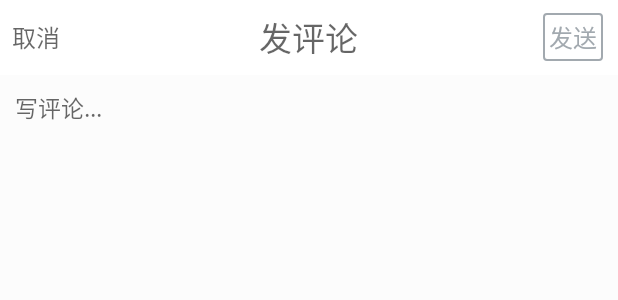
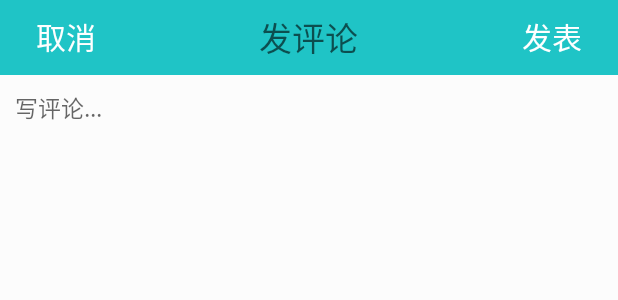
Before and after one commit to Vacity/campusWall, an Android app: the layout activity_comment_detail.xml on its own in the app's theme, with its tools: preview values and no code run, on a phone screen of 412 x 824 dp. Shown: the top 300 px of the screen. Run offline under Robolectric (Android 15) with nearby library versions, the phone set to English and light mode, and no system bars.

Commit message:
评论..

```diff
--- a/app/src/main/res/layout/activity_comment_detail.xml
+++ b/app/src/main/res/layout/activity_comment_detail.xml
@@ -2,24 +2,25 @@
 <LinearLayout xmlns:android="http://schemas.android.com/apk/res/android"
     android:layout_width="match_parent"
     android:layout_height="match_parent"
-    android:background="#fff"
     android:orientation="vertical">
 
     <RelativeLayout
+        android:background="#1fc4c6"
         android:layout_width="match_parent"
         android:layout_height="50dp"
         android:weightSum="1">
 
-        <TextView
+
+        <Button
+            android:background="@android:color/transparent"
+            android:id="@+id/tv_cancel"
+            android:layout_height="wrap_content"
             android:layout_width="wrap_content"
-            android:layout_height="match_parent"
-            android:textAppearance="?android:attr/textAppearanceMedium"
+            android:layout_alignParentLeft="true"
+            android:layout_centerVertical="true"
             android:text="取消"
-            android:id="@+id/tv_cancel"
-            android:layout_gravity="left"
-            android:gravity="center"
-            android:paddingLeft="8dp"
-            android:textSize="16sp" />
+            android:textColor="#ffffff"
+            android:textSize="20dp"/>
 
         <TextView
             android:layout_width="wrap_content"
@@ -32,21 +33,17 @@
             android:layout_centerHorizontal="true"
             android:textSize="22sp" />
 
-        <TextView
+
+        <Button
+            android:background="@android:color/transparent"
+            android:id="@+id/tv_send"
+            android:layout_height="wrap_content"
             android:layout_width="wrap_content"
-            android:layout_height="wrap_content"
-            android:textAppearance="?android:attr/textAppearanceMedium"
-            android:text="发送"
-            android:id="@+id/tv_send"
+            android:layout_alignParentRight="true"
             android:layout_centerVertical="true"
-            android:layout_alignParentRight="true"
-            android:layout_alignParentEnd="true"
-            android:layout_marginRight="10dp"
-            android:layout_marginEnd="10dp"
-            android:padding="4dp"
-            android:textColor="@color/darkGrey"
-            android:background="@drawable/button"
-            android:textSize="16sp" />
+            android:text="发表"
+            android:textColor="#ffffff"
+            android:textSize="20dp"/>
 
     </RelativeLayout>
 
```
Also changed, not shown: app/src/main/java/com/team/nju/campuswall/Activity/CommentActivity.java (+26 -7 lines), app/src/main/java/com/team/nju/campuswall/Activity/CommentDetailActivity.java (+20 -11 lines), app/src/main/res/layout/activity_comment.xml (+45 -12 lines).
